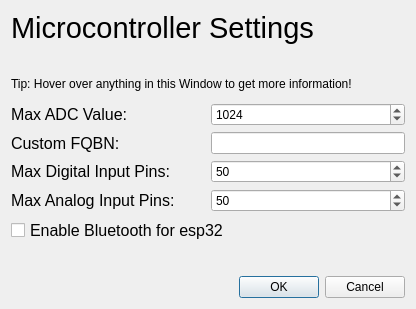
TheCheese42/microstation, file microstation/ui/microcontroller_settings.ui: the form before one commit.
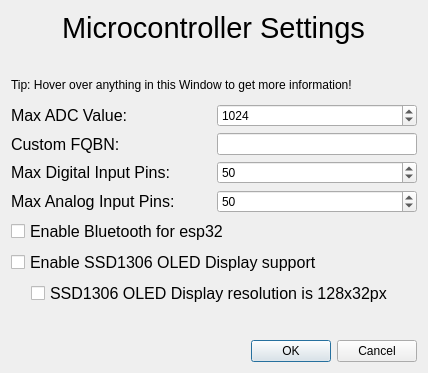
The form after the commit. Icons and pictures are not drawn.

Commit message: Implemented display device, managers now actually work

Patch:
```diff
--- a/microstation/ui/microcontroller_settings.ui
+++ b/microstation/ui/microcontroller_settings.ui
@@ -6,8 +6,8 @@
    <rect>
     <x>0</x>
     <y>0</y>
-    <width>416</width>
-    <height>309</height>
+    <width>428</width>
+    <height>373</height>
    </rect>
   </property>
   <property name="windowTitle">
@@ -18,7 +18,7 @@
     <normaloff>:/icons/settings.svg</normaloff>:/icons/settings.svg</iconset>
   </property>
   <layout class="QVBoxLayout" name="verticalLayout">
-   <item>
+   <item alignment="Qt::AlignHCenter">
     <widget class="QLabel" name="label">
      <property name="sizePolicy">
       <sizepolicy hsizetype="Expanding" vsizetype="Fixed">
@@ -222,6 +222,56 @@
      </property>
     </widget>
    </item>
+   <item>
+    <widget class="QCheckBox" name="ssd1306_oled">
+     <property name="font">
+      <font>
+       <pointsize>12</pointsize>
+      </font>
+     </property>
+     <property name="toolTip">
+      <string>&lt;html&gt;&lt;head/&gt;&lt;body&gt;&lt;p&gt;Whether to include support for SSD1306 OLED Displays.&lt;/p&gt;&lt;p&gt;Do not enable if you don't use one.&lt;/p&gt;&lt;/body&gt;&lt;/html&gt;</string>
+     </property>
+     <property name="text">
+      <string>Enable SSD1306 OLED Display support</string>
+     </property>
+    </widget>
+   </item>
+   <item>
+    <layout class="QHBoxLayout" name="horizontalLayout_5">
+     <item>
+      <spacer name="horizontalSpacer">
+       <property name="orientation">
+        <enum>Qt::Horizontal</enum>
+       </property>
+       <property name="sizeType">
+        <enum>QSizePolicy::Fixed</enum>
+       </property>
+       <property name="sizeHint" stdset="0">
+        <size>
+         <width>20</width>
+         <height>10</height>
+        </size>
+       </property>
+      </spacer>
+     </item>
+     <item>
+      <widget class="QCheckBox" name="ssd1306_oled_res_is_32">
+       <property name="font">
+        <font>
+         <pointsize>12</pointsize>
+        </font>
+       </property>
+       <property name="toolTip">
+        <string>&lt;html&gt;&lt;head/&gt;&lt;body&gt;&lt;p&gt;SSD1306 OLED Displays support two resolutions:&lt;/p&gt;&lt;p&gt;- 128x64px&lt;/p&gt;&lt;p&gt;- 128x32px&lt;/p&gt;&lt;p&gt;If this box is ticket, the second is assumed, otherwise the first.&lt;/p&gt;&lt;/body&gt;&lt;/html&gt;</string>
+       </property>
+       <property name="text">
+        <string>SSD1306 OLED Display resolution is 128x32px</string>
+       </property>
+      </widget>
+     </item>
+    </layout>
+   </item>
    <item>
     <spacer name="verticalSpacer">
      <property name="orientation">
```
Left out of the diff: 2 changed lines with no effect on the pictures. The commit also changes 6 other files.
